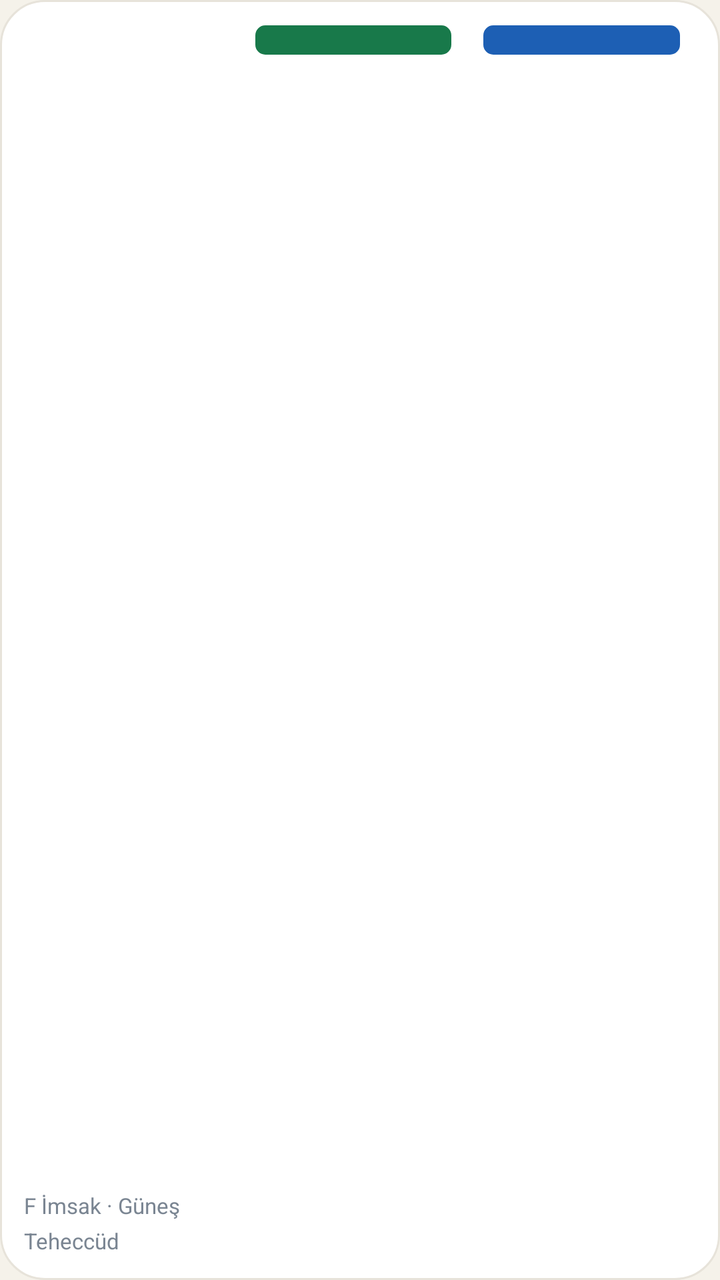
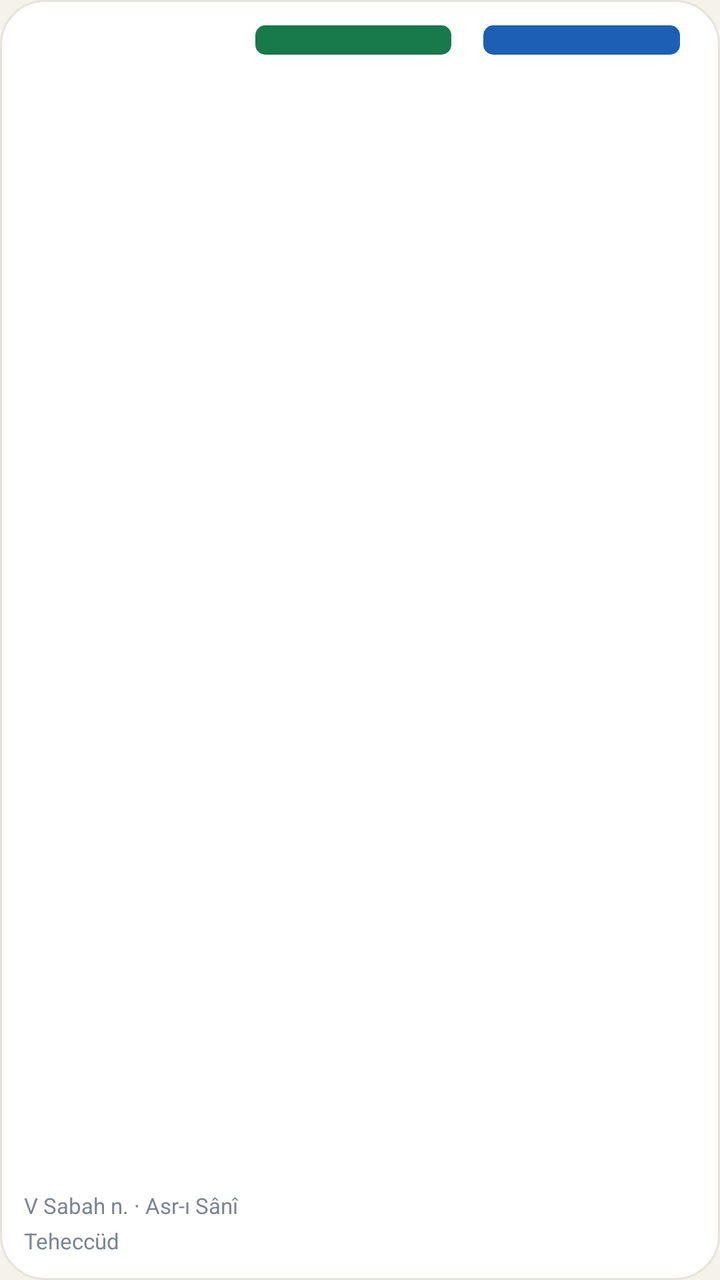

Compare the two renders of this Android layout. The source of the first and the diff that turns it into the second are given below.
<!-- AndroidManifest.xml: application theme AppTheme -->
<!-- res/layout/widget_liste.xml -->
<?xml version="1.0" encoding="utf-8"?>
<LinearLayout xmlns:android="http://schemas.android.com/apk/res/android" android:id="@+id/root" android:layout_width="match_parent" android:layout_height="match_parent" android:orientation="vertical" android:background="@drawable/wg_bg" android:padding="12dp">
<LinearLayout android:layout_width="match_parent" android:layout_height="wrap_content" android:orientation="horizontal" android:gravity="center_vertical" android:layout_marginBottom="4dp">
<TextView android:id="@+id/l_loc" android:layout_width="0dp" android:layout_height="wrap_content" android:layout_weight="1.1" android:textSize="12sp" android:textColor="#17212B" android:maxLines="1" android:textStyle="bold" />
<TextView android:id="@+id/l_ha" android:layout_width="0dp" android:layout_height="wrap_content" android:layout_weight="1" android:textSize="11sp" android:textColor="#FFFFFF" android:maxLines="1" android:textStyle="bold" android:gravity="center" android:background="@drawable/badge_fz" android:layout_marginStart="8dp" android:layout_marginEnd="8dp" />
<TextView android:id="@+id/l_hb" android:layout_width="0dp" android:layout_height="wrap_content" android:layout_weight="1" android:textSize="11sp" android:textColor="#FFFFFF" android:maxLines="1" android:textStyle="bold" android:gravity="center" android:background="@drawable/badge_dy" android:layout_marginStart="8dp" android:layout_marginEnd="8dp" />
</LinearLayout>
<LinearLayout android:id="@+id/lr0" android:layout_width="match_parent" android:layout_height="0dp" android:orientation="horizontal" android:layout_weight="1" android:gravity="center_vertical" android:background="@drawable/cell_off" android:paddingStart="6dp">
<TextView android:id="@+id/l0_n" android:layout_width="0dp" android:layout_height="wrap_content" android:layout_weight="1.1" android:textSize="13sp" android:textColor="#17212B" android:maxLines="1" android:textStyle="bold" />
<TextView android:id="@+id/l0_a" android:layout_width="0dp" android:layout_height="wrap_content" android:layout_weight="1" android:textSize="15sp" android:textColor="#17212B" android:maxLines="1" android:textStyle="bold" android:gravity="center" />
<TextView android:id="@+id/l0_b" android:layout_width="0dp" android:layout_height="wrap_content" android:layout_weight="1" android:textSize="15sp" android:textColor="#17212B" android:maxLines="1" android:textStyle="bold" android:gravity="center" />
</LinearLayout>
<LinearLayout android:id="@+id/lr1" android:layout_width="match_parent" android:layout_height="0dp" android:orientation="horizontal" android:layout_weight="1" android:gravity="center_vertical" android:background="@drawable/cell_off" android:paddingStart="6dp">
<TextView android:id="@+id/l1_n" android:layout_width="0dp" android:layout_height="wrap_content" android:layout_weight="1.1" android:textSize="13sp" android:textColor="#17212B" android:maxLines="1" android:textStyle="bold" />
<TextView android:id="@+id/l1_a" android:layout_width="0dp" android:layout_height="wrap_content" android:layout_weight="1" android:textSize="15sp" android:textColor="#17212B" android:maxLines="1" android:textStyle="bold" android:gravity="center" />
<TextView android:id="@+id/l1_b" android:layout_width="0dp" android:layout_height="wrap_content" android:layout_weight="1" android:textSize="15sp" android:textColor="#17212B" android:maxLines="1" android:textStyle="bold" android:gravity="center" />
</LinearLayout>
<LinearLayout android:id="@+id/lr2" android:layout_width="match_parent" android:layout_height="0dp" android:orientation="horizontal" android:layout_weight="1" android:gravity="center_vertical" android:background="@drawable/cell_off" android:paddingStart="6dp">
<TextView android:id="@+id/l2_n" android:layout_width="0dp" android:layout_height="wrap_content" android:layout_weight="1.1" android:textSize="13sp" android:textColor="#17212B" android:maxLines="1" android:textStyle="bold" />
<TextView android:id="@+id/l2_a" android:layout_width="0dp" android:layout_height="wrap_content" android:layout_weight="1" android:textSize="15sp" android:textColor="#17212B" android:maxLines="1" android:textStyle="bold" android:gravity="center" />
<TextView android:id="@+id/l2_b" android:layout_width="0dp" android:layout_height="wrap_content" android:layout_weight="1" android:textSize="15sp" android:textColor="#17212B" android:maxLines="1" android:textStyle="bold" android:gravity="center" />
</LinearLayout>
<LinearLayout android:id="@+id/lr3" android:layout_width="match_parent" android:layout_height="0dp" android:orientation="horizontal" android:layout_weight="1" android:gravity="center_vertical" android:background="@drawable/cell_off" android:paddingStart="6dp">
<TextView android:id="@+id/l3_n" android:layout_width="0dp" android:layout_height="wrap_content" android:layout_weight="1.1" android:textSize="13sp" android:textColor="#17212B" android:maxLines="1" android:textStyle="bold" />
<TextView android:id="@+id/l3_a" android:layout_width="0dp" android:layout_height="wrap_content" android:layout_weight="1" android:textSize="15sp" android:textColor="#17212B" android:maxLines="1" android:textStyle="bold" android:gravity="center" />
<TextView android:id="@+id/l3_b" android:layout_width="0dp" android:layout_height="wrap_content" android:layout_weight="1" android:textSize="15sp" android:textColor="#17212B" android:maxLines="1" android:textStyle="bold" android:gravity="center" />
</LinearLayout>
<LinearLayout android:id="@+id/lr4" android:layout_width="match_parent" android:layout_height="0dp" android:orientation="horizontal" android:layout_weight="1" android:gravity="center_vertical" android:background="@drawable/cell_off" android:paddingStart="6dp">
<TextView android:id="@+id/l4_n" android:layout_width="0dp" android:layout_height="wrap_content" android:layout_weight="1.1" android:textSize="13sp" android:textColor="#17212B" android:maxLines="1" android:textStyle="bold" />
<TextView android:id="@+id/l4_a" android:layout_width="0dp" android:layout_height="wrap_content" android:layout_weight="1" android:textSize="15sp" android:textColor="#17212B" android:maxLines="1" android:textStyle="bold" android:gravity="center" />
<TextView android:id="@+id/l4_b" android:layout_width="0dp" android:layout_height="wrap_content" android:layout_weight="1" android:textSize="15sp" android:textColor="#17212B" android:maxLines="1" android:textStyle="bold" android:gravity="center" />
</LinearLayout>
<LinearLayout android:layout_width="match_parent" android:layout_height="wrap_content" android:orientation="horizontal" android:layout_marginTop="4dp">
<TextView android:layout_width="0dp" android:layout_height="wrap_content" android:layout_weight="1" android:textSize="11sp" android:textColor="#7A8592" android:maxLines="1" android:text="F İmsak · Güneş" />
<TextView android:id="@+id/l_x1" android:layout_width="wrap_content" android:layout_height="wrap_content" android:textSize="12sp" android:textColor="#18794A" android:maxLines="1" android:textStyle="bold" />
</LinearLayout>
<LinearLayout android:layout_width="match_parent" android:layout_height="wrap_content" android:orientation="horizontal" android:layout_marginTop="2dp">
<TextView android:layout_width="wrap_content" android:layout_height="wrap_content" android:textSize="11sp" android:textColor="#7A8592" android:maxLines="1" android:text="Teheccüd" />
<TextView android:id="@+id/l_x2" android:layout_width="0dp" android:layout_height="wrap_content" android:layout_weight="1" android:textSize="11.5sp" android:textColor="#17212B" android:textStyle="bold" android:gravity="end" android:maxLines="2" />
</LinearLayout>
</LinearLayout>
<!-- resources referenced by this layout -->
<resources>
  <!-- drawable badge_dy (drawable) -->
  <?xml version="1.0" encoding="utf-8"?>
  <shape xmlns:android="http://schemas.android.com/apk/res/android" android:shape="rectangle">
      <solid android:color="#1D5FB4" />
      <corners android:radius="5dp" />
  </shape>
  <!-- drawable badge_fz (drawable) -->
  <?xml version="1.0" encoding="utf-8"?>
  <shape xmlns:android="http://schemas.android.com/apk/res/android" android:shape="rectangle">
      <solid android:color="#18794A" />
      <corners android:radius="5dp" />
  </shape>
  <!-- drawable cell_off (drawable) -->
  <?xml version="1.0" encoding="utf-8"?>
  <shape xmlns:android="http://schemas.android.com/apk/res/android" android:shape="rectangle">
      <solid android:color="#00000000" />
      <corners android:radius="8dp" />
  </shape>
  <!-- drawable wg_bg (drawable) -->
  <?xml version="1.0" encoding="utf-8"?>
  <shape xmlns:android="http://schemas.android.com/apk/res/android" android:shape="rectangle">
      <solid android:color="#FFFFFF" />
      <corners android:radius="22dp" />
      <stroke android:width="1dp" android:color="#E7E3DA" />
  </shape>
  <style name="AppTheme" parent="@android:style/Theme.Material.Light.NoActionBar">
          <item name="android:statusBarColor">#0F2A3D</item>
          <item name="android:navigationBarColor">#0F2A3D</item>
          <item name="android:windowBackground">@color/bg</item>
          <item name="android:colorAccent">#18794A</item>
      </style>
  <color name="bg">#F5F2EA</color>
</resources>

<!-- the commit's change to res/layout/widget_liste.xml (unified diff, before → after) -->
@@ -31,7 +31,7 @@
 <TextView android:id="@+id/l4_b" android:layout_width="0dp" android:layout_height="wrap_content" android:layout_weight="1" android:textSize="15sp" android:textColor="#17212B" android:maxLines="1" android:textStyle="bold" android:gravity="center" />
 </LinearLayout>
 <LinearLayout android:layout_width="match_parent" android:layout_height="wrap_content" android:orientation="horizontal" android:layout_marginTop="4dp">
-<TextView android:layout_width="0dp" android:layout_height="wrap_content" android:layout_weight="1" android:textSize="11sp" android:textColor="#7A8592" android:maxLines="1" android:text="F İmsak · Güneş" />
+<TextView android:layout_width="0dp" android:layout_height="wrap_content" android:layout_weight="1" android:textSize="11sp" android:textColor="#7A8592" android:maxLines="1" android:text="V Sabah n. · Asr-ı Sânî" />
 <TextView android:id="@+id/l_x1" android:layout_width="wrap_content" android:layout_height="wrap_content" android:textSize="12sp" android:textColor="#18794A" android:maxLines="1" android:textStyle="bold" />
 </LinearLayout>
 <LinearLayout android:layout_width="match_parent" android:layout_height="wrap_content" android:orientation="horizontal" android:layout_marginTop="2dp">
